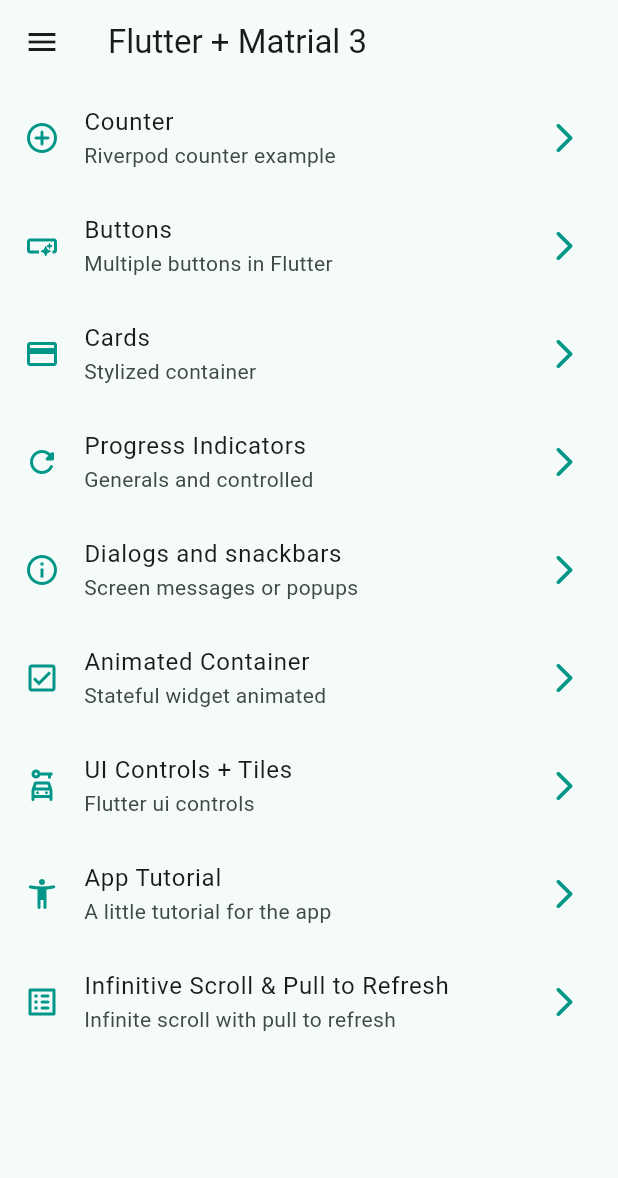
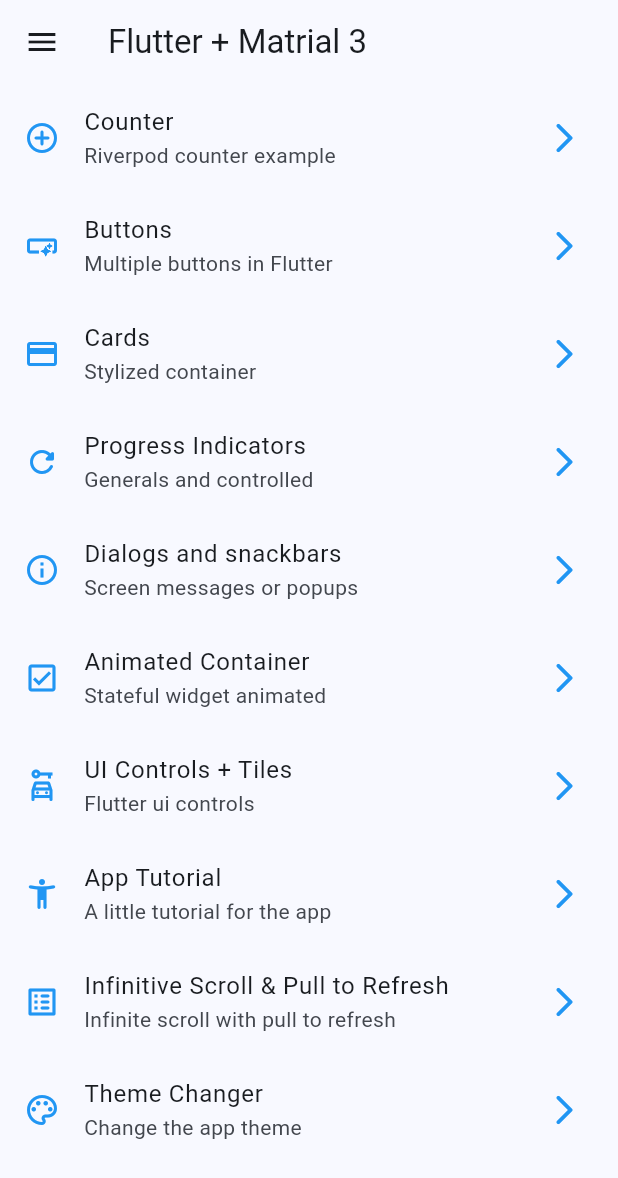
Before and after one commit to Dounder/widgets_app, a Flutter app: the screen it shows after launch, on a phone screen of 412 x 824 dp. Shown: the top 1178 px of the screen. Run offline on Flutter 3.47's test engine with Material 2 defaults, Android fonts, the phone set to English and light mode, and no system bars; our stand-ins replace animate_do, flutter_riverpod, go_router.

Commit message:
done: change app theme

```diff
--- a/lib/config/menu/menu_items.dart
+++ b/lib/config/menu/menu_items.dart
@@ -64,4 +64,10 @@ const appMenuItems = <MenuItem>[
     link: '/infinite',
     icon: Icons.list_alt_rounded,
   ),
+  MenuItem(
+    title: 'Theme Changer',
+    subTitle: 'Change the app theme',
+    link: '/theme-changer',
+    icon: Icons.color_lens_outlined,
+  ),
 ];
--- a/lib/config/router/app_router.dart
+++ b/lib/config/router/app_router.dart
@@ -1,6 +1,5 @@
 import 'package:go_router/go_router.dart';
 import 'package:widgets_app/presentation/screens.dart';
-import 'package:widgets_app/presentation/screens/counter/counter_screen.dart';
 
 // GoRouter configuration
 final appRouter = GoRouter(
@@ -55,6 +54,11 @@ final appRouter = GoRouter(
       path: '/counter',
       name: CounterScreen.name,
       builder: (context, state) => const CounterScreen(),
-    )
+    ),
+    GoRoute(
+      path: '/theme-changer',
+      name: ThemeChangerScreen.name,
+      builder: (context, state) => const ThemeChangerScreen(),
+    ),
   ],
 );
--- a/lib/config/theme/app_theme.dart
+++ b/lib/config/theme/app_theme.dart
@@ -14,16 +14,17 @@ const colorList = <Color>[
 
 class AppTheme {
   final int selectedColor;
+  final bool isDarkMode;
 
-  AppTheme({this.selectedColor = 0})
-      : assert(selectedColor >= 0, 'Selected color must be greater than 0'),
-        assert(
-          selectedColor < colorList.length,
-          'Selected color must be less or equal ${colorList.length - 1}',
-        );
+  AppTheme({
+    this.selectedColor = 0,
+    this.isDarkMode = false,
+  })  : assert(selectedColor >= 0, 'Selected color must be greater than 0'),
+        assert(selectedColor < colorList.length, 'Selected color must be less or equal ${colorList.length - 1}');
 
   ThemeData getTheme() => ThemeData(
         useMaterial3: true,
+        brightness: isDarkMode ? Brightness.dark : Brightness.light,
         colorSchemeSeed: colorList[selectedColor],
         appBarTheme: const AppBarTheme(centerTitle: false),
         listTileTheme: ListTileThemeData(iconColor: colorList[selectedColor]),
--- a/lib/main.dart
+++ b/lib/main.dart
@@ -2,21 +2,25 @@ import 'package:flutter/material.dart';
 import 'package:flutter_riverpod/flutter_riverpod.dart';
 import 'package:widgets_app/config/router/app_router.dart';
 import 'package:widgets_app/config/theme/app_theme.dart';
+import 'package:widgets_app/presentation/providers/theme_provider.dart';
 
 void main() {
   runApp(const ProviderScope(child: MainApp()));
 }
 
-class MainApp extends StatelessWidget {
+class MainApp extends ConsumerWidget {
   const MainApp({super.key});
 
   @override
-  Widget build(BuildContext context) {
+  Widget build(BuildContext context, WidgetRef ref) {
+    final bool isDark = ref.watch(isDarkModeProvider);
+    final int selectedColor = ref.watch(selectedColorProvider);
+
     return MaterialApp.router(
       title: 'Flutter widgets',
       routerConfig: appRouter,
       debugShowCheckedModeBanner: false,
-      theme: AppTheme(selectedColor: 1).getTheme(),
+      theme: AppTheme(selectedColor: selectedColor, isDarkMode: isDark).getTheme(),
     );
   }
 }
--- a/lib/presentation/providers/theme_provider.dart
+++ b/lib/presentation/providers/theme_provider.dart
@@ -1,3 +1,8 @@
 import 'package:flutter_riverpod/flutter_riverpod.dart';
+import 'package:widgets_app/config/theme/app_theme.dart';
+
+// Inmutable colors list
+final colorListProvider = Provider((ref) => colorList);
 
 final isDarkModeProvider = StateProvider<bool>((ref) => false);
+final selectedColorProvider = StateProvider<int>((ref) => 0);
--- a/lib/presentation/screens.dart
+++ b/lib/presentation/screens.dart
@@ -7,3 +7,5 @@ export 'package:widgets_app/presentation/screens/infinite_scroll/infinite_scroll
 export 'package:widgets_app/presentation/screens/progress/progress_screen.dart';
 export 'package:widgets_app/presentation/screens/snackbar/snackbar_screen.dart';
 export 'package:widgets_app/presentation/screens/ui_controls/ui_controls_screen.dart';
+export 'package:widgets_app/presentation/screens/counter/counter_screen.dart';
+export 'package:widgets_app/presentation/screens/theme_changer/theme_changer_screen.dart';
```
Also changed, not shown: lib/presentation/screens/theme_changer/theme_changer_screen.dart (added, +52 -0 lines).
